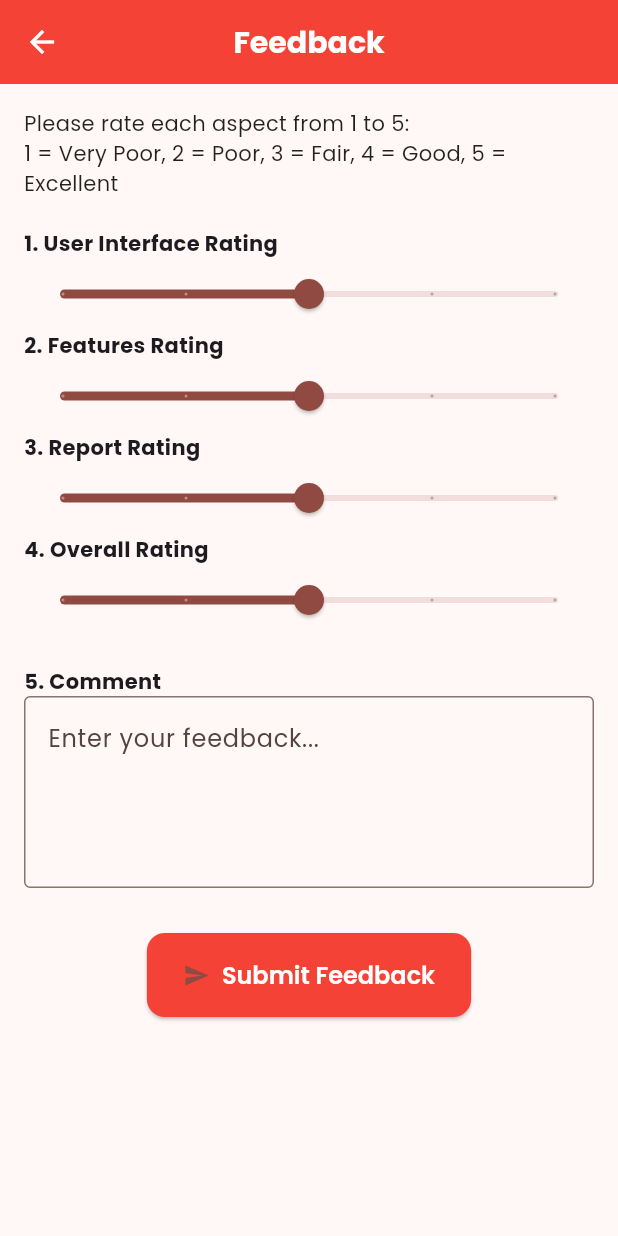
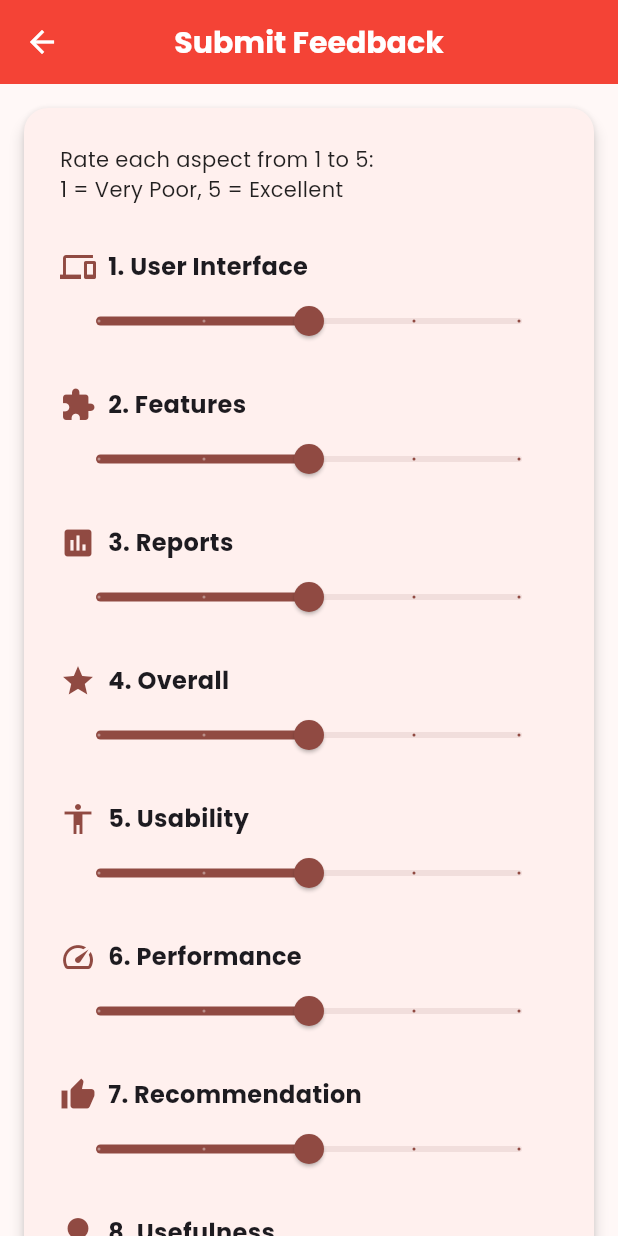
Before and after one commit to ahmadhanis/AqielWS, a Flutter app: the FeedBackScreen screen opened directly with empty values, on a phone screen of 412 x 824 dp. Run offline on Flutter 3.47's test engine with Material 3 defaults, Android fonts, the phone set to English and light mode, and no system bars; our stand-ins replace fl_chart, google_fonts, icons_plus, image_picker, shared_preferences; accounts and stored records are empty.

Commit message:
major update

```diff
--- a/mybudget/lib/feedback_screen.dart
+++ b/mybudget/lib/feedback_screen.dart
@@ -15,20 +15,39 @@ class _FeedBackScreenState extends State<FeedBackScreen> {
   double featuresRating = 3;
   double reportRating = 3;
   double overallRating = 3;
+  double usabilityRating = 3;
+  double performanceRating = 3;
+  double recommendationRating = 3;
+  double usefulnessRating = 3;
+  String frequency = 'Daily';
+
+  final List<String> frequencyOptions = [
+    'Daily',
+    'Weekly',
+    'Monthly',
+    'Rarely',
+  ];
+
   final TextEditingController commentController = TextEditingController();
 
   final _formKey = GlobalKey<FormState>();
 
   Future<void> _submitFeedback() async {
-    final url = Uri.parse(
-        'https://slumberjer.com/mybudget/submit_feedback.php'); // Replace with your real endpoint
+    if (!_formKey.currentState!.validate()) return;
 
+    final url =
+        Uri.parse('https://slumberjer.com/mybudget/submit_feedback.php');
     final Map<String, dynamic> data = {
       'user_id': widget.userId,
       'ui_rating': uiRating.toInt(),
       'features_rating': featuresRating.toInt(),
       'report_rating': reportRating.toInt(),
       'overall_rating': overallRating.toInt(),
+      'usability_rating': usabilityRating.toInt(),
+      'performance_rating': performanceRating.toInt(),
+      'recommendation_rating': recommendationRating.toInt(),
+      'usefulness_rating': usefulnessRating.toInt(),
+      'usage_frequency': frequency,
       'comment': commentController.text.trim(),
     };
 
@@ -40,13 +59,27 @@ class _FeedBackScreenState extends State<FeedBackScreen> {
       );
 
       if (response.statusCode == 200) {
-        ScaffoldMessenger.of(context).showSnackBar(
-          const SnackBar(content: Text('Feedback submitted successfully!')),
-        );
         commentController.clear();
         setState(() {
           uiRating = featuresRating = reportRating = overallRating = 3;
         });
+
+        await showDialog(
+          context: context,
+          builder: (context) => AlertDialog(
+            shape:
+                RoundedRectangleBorder(borderRadius: BorderRadius.circular(16)),
+            title: const Text("Thank You!"),
+            content:
+                const Text("Your feedback has been submitted successfully."),
+            actions: [
+              TextButton(
+                child: const Text("Close"),
+                onPressed: () => Navigator.of(context).pop(),
+              ),
+            ],
+          ),
+        );
 
         Navigator.pop(context);
       } else {
@@ -61,12 +94,24 @@ class _FeedBackScreenState extends State<FeedBackScreen> {
     }
   }
 
-  Widget _buildSlider(
-      String title, double value, ValueChanged<double> onChanged) {
-    return Column(
-      crossAxisAlignment: CrossAxisAlignment.start,
+  Widget _buildSlider(String title, double value,
+      ValueChanged<double> onChanged, IconData icon) {
+    return Padding(
+      padding: const EdgeInsets.symmetric(vertical: 10),
+      child: Column(crossAxisAlignment: CrossAxisAlignment.start, children: [
+        Row(
           children: [
-        Text(title, style: const TextStyle(fontWeight: FontWeight.bold)),
+            Icon(icon, color: Theme.of(context).colorScheme.primary),
+            const SizedBox(width: 8),
+            Expanded(
+              child: Text(
+                title,
+                style:
+                    const TextStyle(fontWeight: FontWeight.bold, fontSize: 16),
+              ),
+            ),
+          ],
+        ),
         Slider(
           value: value,
           min: 1,
@@ -74,44 +119,96 @@ class _FeedBackScreenState extends State<FeedBackScreen> {
           divisions: 4,
           label: value.toStringAsFixed(0),
           onChanged: onChanged,
+          activeColor: Theme.of(context).colorScheme.primary,
         ),
-      ],
+      ]),
     );
   }
 
   Widget _buildFeedbackForm(BoxConstraints constraints) {
+    final isWide = constraints.maxWidth > 600;
+
     return Center(
+      child: Card(
+        elevation: 4,
+        margin: const EdgeInsets.all(16),
+        shape: RoundedRectangleBorder(borderRadius: BorderRadius.circular(16)),
         child: Container(
-        width: constraints.maxWidth > 600 ? 600 : double.infinity,
-        padding: const EdgeInsets.all(16),
+          width: isWide ? 600 : double.infinity,
+          padding: const EdgeInsets.all(24),
           child: Form(
             key: _formKey,
-          child: Column(
-            crossAxisAlignment: CrossAxisAlignment.start,
-            children: [
+            child:
+                Column(crossAxisAlignment: CrossAxisAlignment.start, children: [
               const Text(
-                "Please rate each aspect from 1 to 5:\n"
-                "1 = Very Poor, 2 = Poor, 3 = Fair, 4 = Good, 5 = Excellent",
+                "Rate each aspect from 1 to 5:\n1 = Very Poor, 5 = Excellent",
                 style: TextStyle(fontSize: 14, color: Colors.black87),
               ),
               const SizedBox(height: 20),
-              _buildSlider("1. User Interface Rating", uiRating,
-                  (val) => setState(() => uiRating = val)),
-              _buildSlider("2. Features Rating", featuresRating,
-                  (val) => setState(() => featuresRating = val)),
-              _buildSlider("3. Report Rating", reportRating,
-                  (val) => setState(() => reportRating = val)),
-              _buildSlider("4. Overall Rating", overallRating,
-                  (val) => setState(() => overallRating = val)),
+              _buildSlider("1. User Interface", uiRating,
+                  (val) => setState(() => uiRating = val), Icons.devices),
+              _buildSlider(
+                  "2. Features",
+                  featuresRating,
+                  (val) => setState(() => featuresRating = val),
+                  Icons.extension),
+              _buildSlider(
+                  "3. Reports",
+                  reportRating,
+                  (val) => setState(() => reportRating = val),
+                  Icons.insert_chart),
+              _buildSlider("4. Overall", overallRating,
+                  (val) => setState(() => overallRating = val), Icons.star),
+              _buildSlider(
+                  "5. Usability",
+                  usabilityRating,
+                  (val) => setState(() => usabilityRating = val),
+                  Icons.accessibility),
+              _buildSlider(
+                  "6. Performance",
+                  performanceRating,
+                  (val) => setState(() => performanceRating = val),
+                  Icons.speed),
+              _buildSlider(
+                  "7. Recommendation",
+                  recommendationRating,
+                  (val) => setState(() => recommendationRating = val),
+                  Icons.thumb_up),
+              _buildSlider(
+                  "8. Usefulness",
+                  usefulnessRating,
+                  (val) => setState(() => usefulnessRating = val),
+                  Icons.lightbulb),
+              const SizedBox(height: 16),
+              const Text("9. Frequency of Use",
+                  style: TextStyle(fontWeight: FontWeight.bold, fontSize: 16)),
+              const SizedBox(height: 8),
+              DropdownButtonFormField<String>(
+                value: frequency,
+                onChanged: (value) => setState(() => frequency = value!),
+                items: frequencyOptions.map((f) {
+                  return DropdownMenuItem(value: f, child: Text(f));
+                }).toList(),
+                decoration: InputDecoration(
+                  border: OutlineInputBorder(
+                      borderRadius: BorderRadius.circular(10)),
+                  contentPadding:
+                      const EdgeInsets.symmetric(horizontal: 12, vertical: 8),
+                ),
+              ),
               const SizedBox(height: 20),
-              const Text("5. Comment",
-                  style: TextStyle(fontWeight: FontWeight.bold)),
+              const Text("5. Comments",
+                  style: TextStyle(fontWeight: FontWeight.bold, fontSize: 16)),
+              const SizedBox(height: 8),
               TextFormField(
                 controller: commentController,
                 maxLines: 4,
-                decoration: const InputDecoration(
+                decoration: InputDecoration(
                   hintText: "Enter your feedback...",
-                  border: OutlineInputBorder(),
+                  filled: true,
+                  fillColor: Colors.grey.shade100,
+                  border: OutlineInputBorder(
+                      borderRadius: BorderRadius.circular(10)),
                 ),
                 validator: (value) {
                   if (value == null || value.trim().isEmpty) {
@@ -123,14 +220,20 @@ class _FeedBackScreenState extends State<FeedBackScreen> {
               const SizedBox(height: 30),
               Center(
                 child: ElevatedButton.icon(
+                  style: ElevatedButton.styleFrom(
+                    backgroundColor: Theme.of(context).primaryColor,
+                    foregroundColor: Colors.white, // White text and icon
+                    padding: const EdgeInsets.symmetric(
+                        horizontal: 24, vertical: 12),
+                    shape: RoundedRectangleBorder(
+                        borderRadius: BorderRadius.circular(12)),
+                  ),
                   onPressed: _submitFeedback,
                   icon: const Icon(Icons.send),
-                label: const Text(
-                  "Submit Feedback",
-                  style: TextStyle(color: Colors.white),
+                  label: const Text("Submit Feedback"),
                 ),
-              ))
-            ],
+              ),
+            ]),
           ),
         ),
       ),
@@ -141,7 +244,7 @@ class _FeedBackScreenState extends State<FeedBackScreen> {
   Widget build(BuildContext context) {
     return Scaffold(
       appBar: AppBar(
-        title: const Text("Feedback"),
+        title: const Text("Submit Feedback"),
         centerTitle: true,
       ),
       body: LayoutBuilder(
--- a/mybudget/lib/login_screen.dart
+++ b/mybudget/lib/login_screen.dart
@@ -383,7 +383,7 @@ class LoginScreenState extends State<LoginScreen> {
 
                 if (email.isNotEmpty) {
                   // Prepare the URL to send the forgot password request
-                  String url = 'https://slumberjer.com/mybudget/forgot.php';
+                  String url = 'https://slumberjer.com/mybudget/forgot_password.php';
 
                   try {
                     // Send the HTTP POST request to the backend
@@ -396,6 +396,7 @@ class LoginScreenState extends State<LoginScreen> {
 
                     if (response.statusCode == 200) {
                       // Decode the JSON response
+                      // print(response.body);
                       var jsonResponse = json.decode(response.body);
 
                       if (jsonResponse['success']) {
```
Also changed, not shown: mybudget/lib/daily_report_screen.dart (+63 -29 lines), mybudget/pubspec.yaml (+8 -15 lines), mybudget/pubspec.lock. Lines whose indentation alone changed are shown as unchanged.
